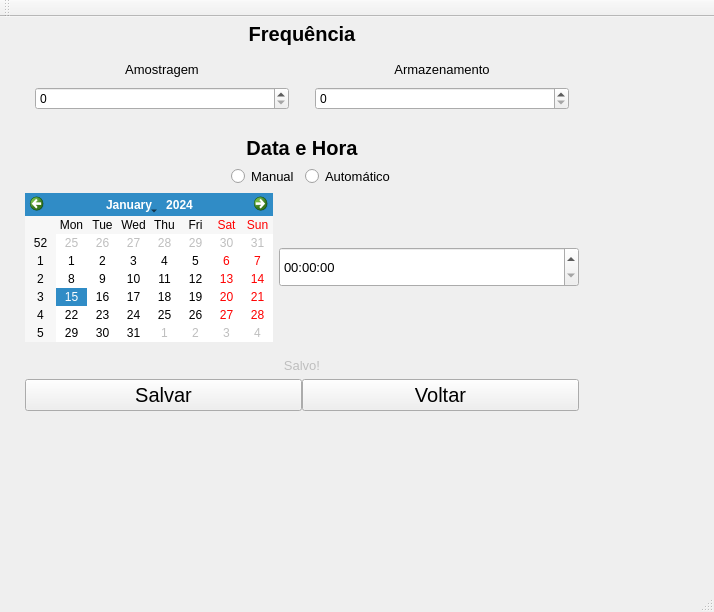
Before: the Qt Designer form Interface/InterfaceQT/mainwindow.ui in ADA-EC/SMP, drawn with Qt 5.
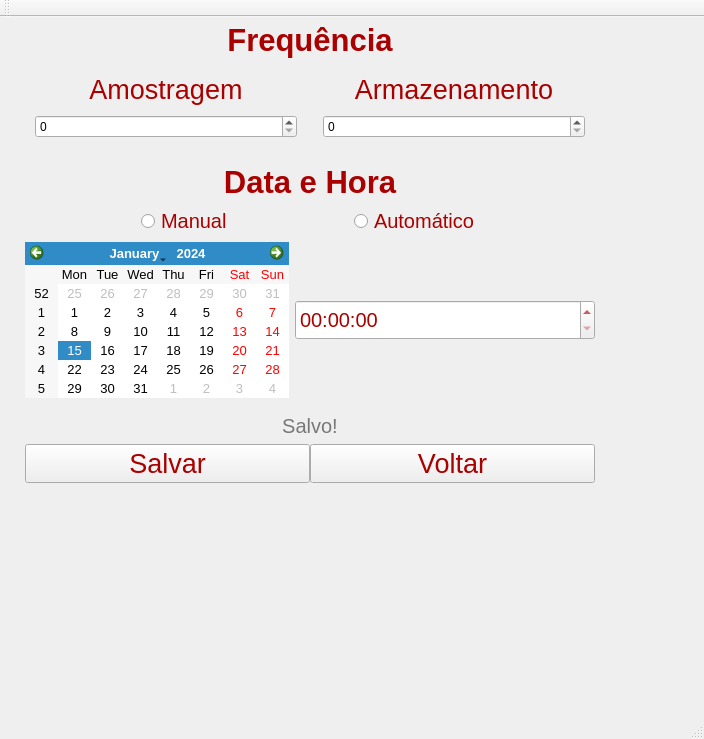
After: the same form once the commit is applied. Icons and pictures are not drawn.

What changed in the file:
```diff
--- a/Interface/InterfaceQT/mainwindow.ui
+++ b/Interface/InterfaceQT/mainwindow.ui
@@ -6,8 +6,8 @@
    <rect>
     <x>0</x>
     <y>0</y>
-    <width>714</width>
-    <height>612</height>
+    <width>704</width>
+    <height>739</height>
    </rect>
   </property>
   <property name="sizePolicy">
@@ -26,7 +26,7 @@
       <x>20</x>
       <y>0</y>
       <width>668</width>
-      <height>451</height>
+      <height>532</height>
      </rect>
     </property>
     <layout class="QVBoxLayout" name="verticalLayout_3">
@@ -52,9 +52,46 @@
        </property>
        <item>
         <widget class="QLabel" name="FrequenciaLabel">
+         <property name="palette">
+          <palette>
+           <active>
+            <colorrole role="WindowText">
+             <brush brushstyle="SolidPattern">
+              <color alpha="255">
+               <red>170</red>
+               <green>0</green>
+               <blue>0</blue>
+              </color>
+             </brush>
+            </colorrole>
+           </active>
+           <inactive>
+            <colorrole role="WindowText">
+             <brush brushstyle="SolidPattern">
+              <color alpha="255">
+               <red>170</red>
+               <green>0</green>
+               <blue>0</blue>
+              </color>
+             </brush>
+            </colorrole>
+           </inactive>
+           <disabled>
+            <colorrole role="WindowText">
+             <brush brushstyle="SolidPattern">
+              <color alpha="255">
+               <red>120</red>
+               <green>120</green>
+               <blue>120</blue>
+              </color>
+             </brush>
+            </colorrole>
+           </disabled>
+          </palette>
+         </property>
          <property name="font">
           <font>
-           <pointsize>15</pointsize>
+           <pointsize>23</pointsize>
            <weight>75</weight>
            <bold>true</bold>
           </font>
@@ -88,9 +125,46 @@
            </property>
            <item>
             <widget class="QLabel" name="AmostragemLabel">
+             <property name="palette">
+              <palette>
+               <active>
+                <colorrole role="WindowText">
+                 <brush brushstyle="SolidPattern">
+                  <color alpha="255">
+                   <red>170</red>
+                   <green>0</green>
+                   <blue>0</blue>
+                  </color>
+                 </brush>
+                </colorrole>
+               </active>
+               <inactive>
+                <colorrole role="WindowText">
+                 <brush brushstyle="SolidPattern">
+                  <color alpha="255">
+                   <red>170</red>
+                   <green>0</green>
+                   <blue>0</blue>
+                  </color>
+                 </brush>
+                </colorrole>
+               </inactive>
+               <disabled>
+                <colorrole role="WindowText">
+                 <brush brushstyle="SolidPattern">
+                  <color alpha="255">
+                   <red>120</red>
+                   <green>120</green>
+                   <blue>120</blue>
+                  </color>
+                 </brush>
+                </colorrole>
+               </disabled>
+              </palette>
+             </property>
              <property name="font">
               <font>
-               <pointsize>10</pointsize>
+               <pointsize>20</pointsize>
               </font>
              </property>
              <property name="text">
@@ -125,9 +199,46 @@
            </property>
            <item>
             <widget class="QLabel" name="ArmazenamentoLabel">
+             <property name="palette">
+              <palette>
+               <active>
+                <colorrole role="WindowText">
+                 <brush brushstyle="SolidPattern">
+                  <color alpha="255">
+                   <red>170</red>
+                   <green>0</green>
+                   <blue>0</blue>
+                  </color>
+                 </brush>
+                </colorrole>
+               </active>
+               <inactive>
+                <colorrole role="WindowText">
+                 <brush brushstyle="SolidPattern">
+                  <color alpha="255">
+                   <red>170</red>
+                   <green>0</green>
+                   <blue>0</blue>
+                  </color>
+                 </brush>
+                </colorrole>
+               </inactive>
+               <disabled>
+                <colorrole role="WindowText">
+                 <brush brushstyle="SolidPattern">
+                  <color alpha="255">
+                   <red>120</red>
+                   <green>120</green>
+                   <blue>120</blue>
+                  </color>
+                 </brush>
+                </colorrole>
+               </disabled>
+              </palette>
+             </property>
              <property name="font">
               <font>
-               <pointsize>10</pointsize>
+               <pointsize>20</pointsize>
               </font>
              </property>
              <property name="text">
@@ -163,9 +274,46 @@
        </property>
        <item>
         <widget class="QLabel" name="DataeHoraLabel">
+         <property name="palette">
+          <palette>
+           <active>
+            <colorrole role="WindowText">
+             <brush brushstyle="SolidPattern">
+              <color alpha="255">
+               <red>170</red>
+               <green>0</green>
+               <blue>0</blue>
+              </color>
+             </brush>
+            </colorrole>
+           </active>
+           <inactive>
+            <colorrole role="WindowText">
+             <brush brushstyle="SolidPattern">
+              <color alpha="255">
+               <red>170</red>
+               <green>0</green>
+               <blue>0</blue>
+              </color>
+             </brush>
+            </colorrole>
+           </inactive>
+           <disabled>
+            <colorrole role="WindowText">
+             <brush brushstyle="SolidPattern">
+              <color alpha="255">
+               <red>120</red>
+               <green>120</green>
+               <blue>120</blue>
+              </color>
+             </brush>
+            </colorrole>
+           </disabled>
+          </palette>
+         </property>
          <property name="font">
           <font>
-           <pointsize>15</pointsize>
+           <pointsize>23</pointsize>
            <weight>75</weight>
            <bold>true</bold>
           </font>
@@ -180,11 +328,61 @@
        </item>
        <item>
         <layout class="QHBoxLayout" name="ModoLayout">
+         <item>
+          <spacer name="horizontalSpacer_2">
+           <property name="orientation">
+            <enum>Qt::Horizontal</enum>
+           </property>
+           <property name="sizeHint" stdset="0">
+            <size>
+             <width>40</width>
+             <height>20</height>
+            </size>
+           </property>
+          </spacer>
+         </item>
          <item alignment="Qt::AlignRight">
           <widget class="QRadioButton" name="ManualButton">
+           <property name="palette">
+            <palette>
+             <active>
+              <colorrole role="WindowText">
+               <brush brushstyle="SolidPattern">
+                <color alpha="255">
+                 <red>170</red>
+                 <green>0</green>
+                 <blue>0</blue>
+                </color>
+               </brush>
+              </colorrole>
+             </active>
+             <inactive>
+              <colorrole role="WindowText">
+               <brush brushstyle="SolidPattern">
+                <color alpha="255">
+                 <red>170</red>
+                 <green>0</green>
+                 <blue>0</blue>
+                </color>
+               </brush>
+              </colorrole>
+             </inactive>
+             <disabled>
+              <colorrole role="WindowText">
+               <brush brushstyle="SolidPattern">
+                <color alpha="255">
+                 <red>120</red>
+                 <green>120</green>
+                 <blue>120</blue>
+                </color>
+               </brush>
+              </colorrole>
+             </disabled>
+            </palette>
+           </property>
            <property name="font">
             <font>
-             <pointsize>10</pointsize>
+             <pointsize>15</pointsize>
             </font>
            </property>
            <property name="text">
@@ -192,11 +390,61 @@
            </property>
           </widget>
          </item>
+         <item>
+          <spacer name="horizontalSpacer">
+           <property name="orientation">
+            <enum>Qt::Horizontal</enum>
+           </property>
+           <property name="sizeHint" stdset="0">
+            <size>
+             <width>40</width>
+             <height>20</height>
+            </size>
+           </property>
+          </spacer>
+         </item>
          <item>
           <widget class="QRadioButton" name="AutomaticoButton">
+           <property name="palette">
+            <palette>
+             <active>
+              <colorrole role="WindowText">
+               <brush brushstyle="SolidPattern">
+                <color alpha="255">
+                 <red>170</red>
+                 <green>0</green>
+                 <blue>0</blue>
+                </color>
+               </brush>
+              </colorrole>
+             </active>
+             <inactive>
+              <colorrole role="WindowText">
+               <brush brushstyle="SolidPattern">
+                <color alpha="255">
+                 <red>170</red>
+                 <green>0</green>
+                 <blue>0</blue>
+                </color>
+               </brush>
+              </colorrole>
+             </inactive>
+             <disabled>
+              <colorrole role="WindowText">
+               <brush brushstyle="SolidPattern">
+                <color alpha="255">
+                 <red>120</red>
+                 <green>120</green>
+                 <blue>120</blue>
+                </color>
+               </brush>
+              </colorrole>
+             </disabled>
+            </palette>
+           </property>
            <property name="font">
             <font>
-             <pointsize>10</pointsize>
+             <pointsize>15</pointsize>
             </font>
            </property>
            <property name="text">
@@ -204,6 +452,19 @@
            </property>
           </widget>
          </item>
+         <item>
+          <spacer name="horizontalSpacer_3">
+           <property name="orientation">
+            <enum>Qt::Horizontal</enum>
+           </property>
+           <property name="sizeHint" stdset="0">
+            <size>
+             <width>40</width>
+             <height>20</height>
+            </size>
+           </property>
+          </spacer>
+         </item>
         </layout>
        </item>
        <item>
@@ -216,6 +477,11 @@
              <verstretch>0</verstretch>
             </sizepolicy>
            </property>
+           <property name="font">
+            <font>
+             <pointsize>10</pointsize>
+            </font>
+           </property>
           </widget>
          </item>
          <item>
@@ -226,9 +492,154 @@
              <height>40</height>
             </size>
            </property>
+           <property name="palette">
+            <palette>
+             <active>
+              <colorrole role="WindowText">
+               <brush brushstyle="SolidPattern">
+                <color alpha="255">
+                 <red>170</red>
+                 <green>0</green>
+                 <blue>0</blue>
+                </color>
+               </brush>
+              </colorrole>
+              <colorrole role="Text">
+               <brush brushstyle="SolidPattern">
+                <color alpha="255">
+                 <red>170</red>
+                 <green>0</green>
+                 <blue>0</blue>
+                </color>
+               </brush>
+              </colorrole>
+              <colorrole role="ButtonText">
+               <brush brushstyle="SolidPattern">
+                <color alpha="255">
+                 <red>170</red>
+                 <green>0</green>
+                 <blue>0</blue>
+                </color>
+               </brush>
+              </colorrole>
+              <colorrole role="ToolTipText">
+               <brush brushstyle="SolidPattern">
+                <color alpha="255">
+                 <red>170</red>
+                 <green>0</green>
+                 <blue>0</blue>
+                </color>
+               </brush>
+              </colorrole>
+              <colorrole role="PlaceholderText">
+               <brush brushstyle="SolidPattern">
+                <color alpha="128">
+                 <red>170</red>
+                 <green>0</green>
+                 <blue>0</blue>
+                </color>
+               </brush>
+              </colorrole>
+             </active>
+             <inactive>
+              <colorrole role="WindowText">
+               <brush brushstyle="SolidPattern">
+                <color alpha="255">
+                 <red>170</red>
+                 <green>0</green>
+                 <blue>0</blue>
+                </color>
+               </brush>
+              </colorrole>
+              <colorrole role="Text">
+               <brush brushstyle="SolidPattern">
+                <color alpha="255">
+                 <red>170</red>
+                 <green>0</green>
+                 <blue>0</blue>
+                </color>
+               </brush>
+              </colorrole>
+              <colorrole role="ButtonText">
+               <brush brushstyle="SolidPattern">
+                <color alpha="255">
+                 <red>170</red>
+                 <green>0</green>
+                 <blue>0</blue>
+                </color>
+               </brush>
+              </colorrole>
+              <colorrole role="ToolTipText">
+               <brush brushstyle="SolidPattern">
+                <color alpha="255">
+                 <red>170</red>
+                 <green>0</green>
+                 <blue>0</blue>
+                </color>
+               </brush>
+              </colorrole>
+              <colorrole role="PlaceholderText">
+               <brush brushstyle="SolidPattern">
+                <color alpha="128">
+                 <red>170</red>
+                 <green>0</green>
+                 <blue>0</blue>
+                </color>
+               </brush>
+              </colorrole>
+             </inactive>
+             <disabled>
+              <colorrole role="WindowText">
+               <brush brushstyle="SolidPattern">
+                <color alpha="255">
+                 <red>120</red>
+                 <green>120</green>
+                 <blue>120</blue>
+                </color>
+               </brush>
+              </colorrole>
+              <colorrole role="Text">
+               <brush brushstyle="SolidPattern">
+                <color alpha="255">
+                 <red>120</red>
+                 <green>120</green>
+                 <blue>120</blue>
+                </color>
+               </brush>
+              </colorrole>
+              <colorrole role="ButtonText">
+               <brush brushstyle="SolidPattern">
+                <color alpha="255">
+                 <red>120</red>
+                 <green>120</green>
+                 <blue>120</blue>
+                </color>
+               </brush>
+              </colorrole>
+              <colorrole role="ToolTipText">
+               <brush brushstyle="SolidPattern">
+                <color alpha="255">
+                 <red>170</red>
+                 <green>0</green>
+                 <blue>0</blue>
+                </color>
+               </brush>
+              </colorrole>
+              <colorrole role="PlaceholderText">
+               <brush brushstyle="SolidPattern">
+                <color alpha="128">
+                 <red>0</red>
+                 <green>0</green>
+                 <blue>0</blue>
+                </color>
+               </brush>
+              </colorrole>
+             </disabled>
+            </palette>
+           </property>
            <property name="font">
             <font>
-             <pointsize>10</pointsize>
+             <pointsize>15</pointsize>
             </font>
            </property>
            <property name="displayFormat">
@@ -272,9 +683,46 @@
            <verstretch>0</verstretch>
           </sizepolicy>
          </property>
+         <property name="palette">
+          <palette>
+           <active>
+            <colorrole role="WindowText">
+             <brush brushstyle="SolidPattern">
+              <color alpha="255">
+               <red>170</red>
+               <green>0</green>
+               <blue>0</blue>
+              </color>
+             </brush>
+            </colorrole>
+           </active>
+           <inactive>
+            <colorrole role="WindowText">
+             <brush brushstyle="SolidPattern">
+              <color alpha="255">
+               <red>170</red>
+               <green>0</green>
+               <blue>0</blue>
+              </color>
+             </brush>
+            </colorrole>
+           </inactive>
+           <disabled>
+            <colorrole role="WindowText">
+             <brush brushstyle="SolidPattern">
+              <color alpha="255">
+               <red>120</red>
+               <green>120</green>
+               <blue>120</blue>
+              </color>
+             </brush>
+            </colorrole>
+           </disabled>
+          </palette>
+         </property>
          <property name="font">
           <font>
-           <pointsize>10</pointsize>
+           <pointsize>15</pointsize>
           </font>
          </property>
          <property name="text">
@@ -301,9 +749,127 @@
              <verstretch>0</verstretch>
             </sizepolicy>
            </property>
+           <property name="palette">
+            <palette>
+             <active>
+              <colorrole role="WindowText">
+               <brush brushstyle="SolidPattern">
+                <color alpha="255">
+                 <red>170</red>
+                 <green>0</green>
+                 <blue>0</blue>
+                </color>
+               </brush>
+              </colorrole>
+              <colorrole role="Text">
+               <brush brushstyle="SolidPattern">
+                <color alpha="255">
+                 <red>170</red>
+                 <green>0</green>
+                 <blue>0</blue>
+                </color>
+               </brush>
+              </colorrole>
+              <colorrole role="ButtonText">
+               <brush brushstyle="SolidPattern">
+                <color alpha="255">
+                 <red>170</red>
+                 <green>0</green>
+                 <blue>0</blue>
+                </color>
+               </brush>
+              </colorrole>
+              <colorrole role="PlaceholderText">
+               <brush brushstyle="SolidPattern">
+                <color alpha="128">
+                 <red>170</red>
+                 <green>0</green>
+                 <blue>0</blue>
+                </color>
+               </brush>
+              </colorrole>
+             </active>
+             <inactive>
+              <colorrole role="WindowText">
+               <brush brushstyle="SolidPattern">
+                <color alpha="255">
+                 <red>170</red>
+                 <green>0</green>
+                 <blue>0</blue>
+                </color>
+               </brush>
+              </colorrole>
+              <colorrole role="Text">
+               <brush brushstyle="SolidPattern">
+                <color alpha="255">
+                 <red>170</red>
+                 <green>0</green>
+                 <blue>0</blue>
+                </color>
+               </brush>
+              </colorrole>
+              <colorrole role="ButtonText">
+               <brush brushstyle="SolidPattern">
+                <color alpha="255">
+                 <red>170</red>
+                 <green>0</green>
+                 <blue>0</blue>
+                </color>
+               </brush>
+              </colorrole>
+              <colorrole role="PlaceholderText">
+               <brush brushstyle="SolidPattern">
+                <color alpha="128">
+                 <red>170</red>
+                 <green>0</green>
+                 <blue>0</blue>
+                </color>
+               </brush>
+              </colorrole>
+             </inactive>
+             <disabled>
+              <colorrole role="WindowText">
+               <brush brushstyle="SolidPattern">
+                <color alpha="255">
+                 <red>120</red>
+                 <green>120</green>
+                 <blue>120</blue>
+                </color>
+               </brush>
+              </colorrole>
+              <colorrole role="Text">
+               <brush brushstyle="SolidPattern">
+                <color alpha="255">
+                 <red>120</red>
+                 <green>120</green>
+                 <blue>120</blue>
+                </color>
+               </brush>
+              </colorrole>
+              <colorrole role="ButtonText">
+               <brush brushstyle="SolidPattern">
+                <color alpha="255">
+                 <red>120</red>
+                 <green>120</green>
+                 <blue>120</blue>
+                </color>
+               </brush>
+              </colorrole>
+              <colorrole role="PlaceholderText">
+               <brush brushstyle="SolidPattern">
+                <color alpha="128">
+                 <red>0</red>
+                 <green>0</green>
+                 <blue>0</blue>
+                </color>
+               </brush>
+              </colorrole>
+             </disabled>
+            </palette>
+           </property>
            <property name="font">
             <font>
-             <pointsize>15</pointsize>
+             <pointsize>20</pointsize>
             </font>
            </property>
            <property name="text">
@@ -319,9 +885,73 @@
              <verstretch>0</verstretch>
             </sizepolicy>
            </property>
+           <property name="palette">
+            <palette>
+             <active>
+              <colorrole role="WindowText">
+               <brush brushstyle="SolidPattern">
+                <color alpha="255">
+                 <red>170</red>
+                 <green>0</green>
+                 <blue>0</blue>
+                </color>
+               </brush>
+              </colorrole>
+              <colorrole role="ButtonText">
+               <brush brushstyle="SolidPattern">
+                <color alpha="255">
+                 <red>170</red>
+                 <green>0</green>
+                 <blue>0</blue>
+                </color>
+               </brush>
+              </colorrole>
+             </active>
+             <inactive>
+              <colorrole role="WindowText">
+               <brush brushstyle="SolidPattern">
+                <color alpha="255">
+                 <red>170</red>
+                 <green>0</green>
+                 <blue>0</blue>
+                </color>
+               </brush>
+              </colorrole>
+              <colorrole role="ButtonText">
+               <brush brushstyle="SolidPattern">
+                <color alpha="255">
+                 <red>170</red>
+                 <green>0</green>
+                 <blue>0</blue>
+                </color>
+               </brush>
+              </colorrole>
+             </inactive>
+             <disabled>
+              <colorrole role="WindowText">
+               <brush brushstyle="SolidPattern">
+                <color alpha="255">
+                 <red>120</red>
+                 <green>120</green>
+                 <blue>120</blue>
+                </color>
+               </brush>
+              </colorrole>
+              <colorrole role="ButtonText">
+               <brush brushstyle="SolidPattern">
+                <color alpha="255">
+                 <red>120</red>
+                 <green>120</green>
+                 <blue>120</blue>
+                </color>
+               </brush>
+              </colorrole>
+             </disabled>
+            </palette>
+           </property>
            <property name="font">
             <font>
-             <pointsize>15</pointsize>
+             <pointsize>20</pointsize>
             </font>
            </property>
            <property name="text">
@@ -342,7 +972,7 @@
     <property name="geometry">
      <rect>
       <x>20</x>
-      <y>460</y>
+      <y>570</y>
       <width>311</width>
       <height>91</height>
      </rect>
@@ -359,6 +989,11 @@
       <height>16777215</height>
      </size>
     </property>
+    <property name="font">
+     <font>
+      <pointsize>20</pointsize>
+     </font>
+    </property>
     <property name="toolTip">
      <string>&lt;html&gt;&lt;head/&gt;&lt;body&gt;&lt;p&gt;&lt;img src=&quot;:/Resources/Imagens/logo_ada.png&quot;/&gt;&lt;/p&gt;&lt;/body&gt;&lt;/html&gt;</string>
     </property>
```
Left out of the diff: 4 changed lines with no effect on the pictures.
